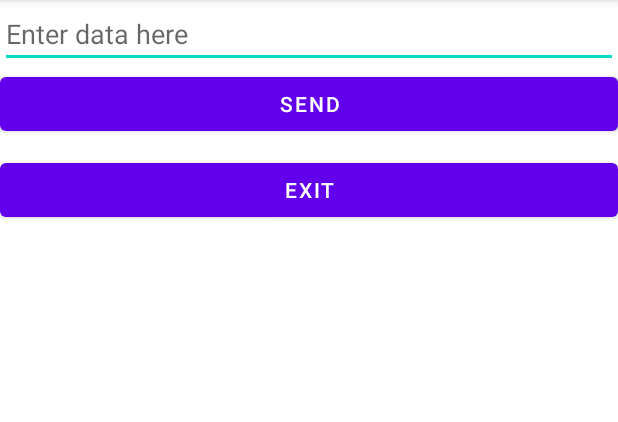
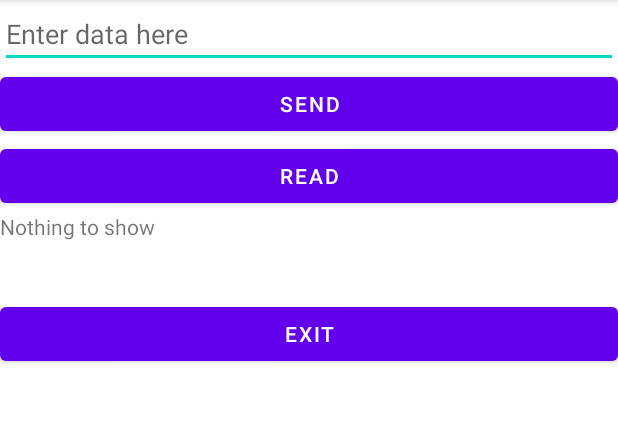
Before and after one commit to Tim1245/GroceryApp, an Android app: the MainActivity screen opened directly, with no data from a screen before it, on a phone screen of 412 x 824 dp, the part 84-506 px from its top. Run offline under Robolectric (Android 15) with nearby library versions, the light colour scheme and no system bars; our stand-ins replace Firebase (no records; nobody signed in at launch, a user with empty details on screens opened directly).

Commit message:
Added read data button

```diff
--- a/app/src/main/java/com/example/groceryapp/MainActivity.java
+++ b/app/src/main/java/com/example/groceryapp/MainActivity.java
@@ -3,15 +3,20 @@ package com.example.groceryapp;
 import android.os.Bundle;
 import android.widget.Button;
 import android.widget.EditText;
+import android.widget.TextView;
 
+import androidx.annotation.NonNull;
 import androidx.appcompat.app.AppCompatActivity;
 
+import com.google.firebase.database.DataSnapshot;
+import com.google.firebase.database.DatabaseError;
 import com.google.firebase.database.DatabaseReference;
 import com.google.firebase.database.FirebaseDatabase;
+import com.google.firebase.database.ValueEventListener;
 
 public class MainActivity extends AppCompatActivity {
     private EditText input;
-
+    private TextView textView;
     // Get the database instance and store into object
     @Override
     protected void onCreate(Bundle savedInstanceState) {
@@ -19,8 +24,26 @@ public class MainActivity extends AppCompatActivity {
         setContentView(R.layout.activity_main);
         input=findViewById(R.id.input);
         Button btn = findViewById(R.id.btn);
+        Button btnRead = findViewById(R.id.btnRead);
+        textView = findViewById(R.id.textView);
 
         DatabaseReference rootDatabaseref = FirebaseDatabase.getInstance("https://grocery-price-tracker-fedd5-default-rtdb.europe-west1.firebasedatabase.app/").getReference("message");
+
+        btnRead.setOnClickListener(view -> rootDatabaseref.addValueEventListener(new ValueEventListener() {
+            @Override
+            public void onDataChange(@NonNull DataSnapshot snapshot) {
+                if (snapshot.exists()){
+                    String data=snapshot.getValue().toString();
+                    textView.setText(data);
+                }
+            }
+
+            @Override
+            public void onCancelled(@NonNull DatabaseError error) {
+
+            }
+        }));
+
 
         btn.setOnClickListener(view -> {
             String data=input.getText().toString();
--- a/app/src/main/res/layout/activity_main.xml
+++ b/app/src/main/res/layout/activity_main.xml
@@ -21,9 +21,25 @@
         android:text="Send" />
 
     <Button
+        android:id="@+id/btnRead"
         android:layout_width="match_parent"
         android:layout_height="wrap_content"
-        android:layout_below="@+id/input"
+        android:layout_below="@+id/btn"
+        android:text="Read" />
+
+    <TextView
+        android:layout_width="match_parent"
+        android:layout_height="wrap_content"
+        android:text="Nothing to show"
+        android:id="@+id/textView"
+        android:layout_below="@+id/btnRead"
+       />
+
+
+    <Button
+        android:layout_width="match_parent"
+        android:layout_height="wrap_content"
+        android:layout_below="@+id/btnRead"
         android:layout_marginTop="57dp"
         android:text="Exit" />
 </RelativeLayout>
```
